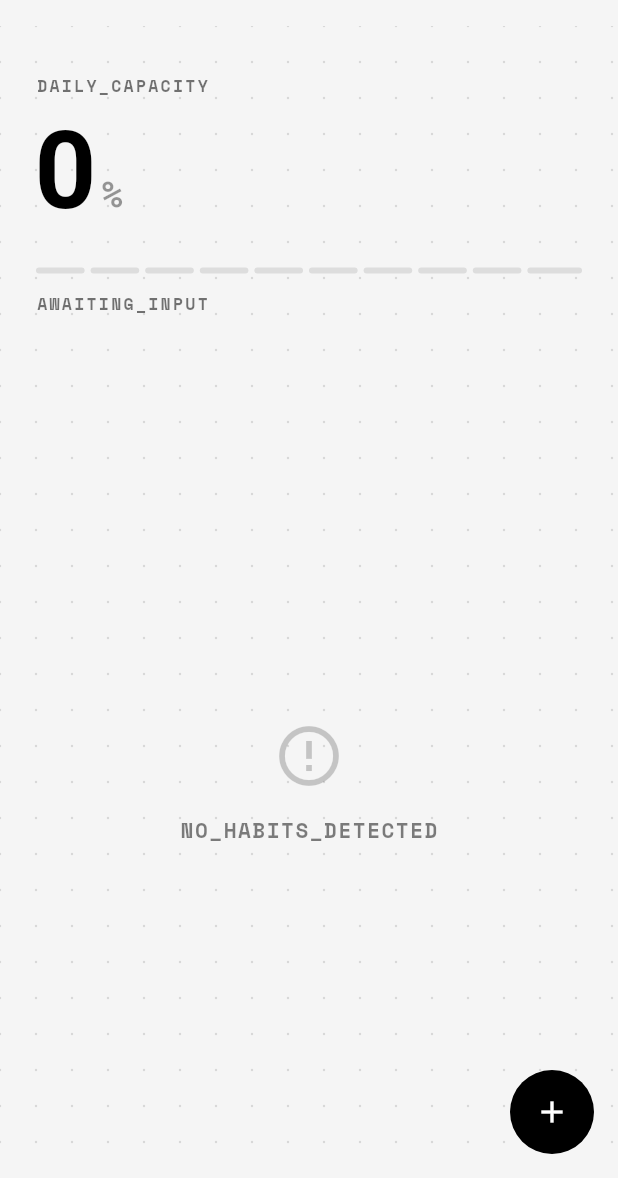
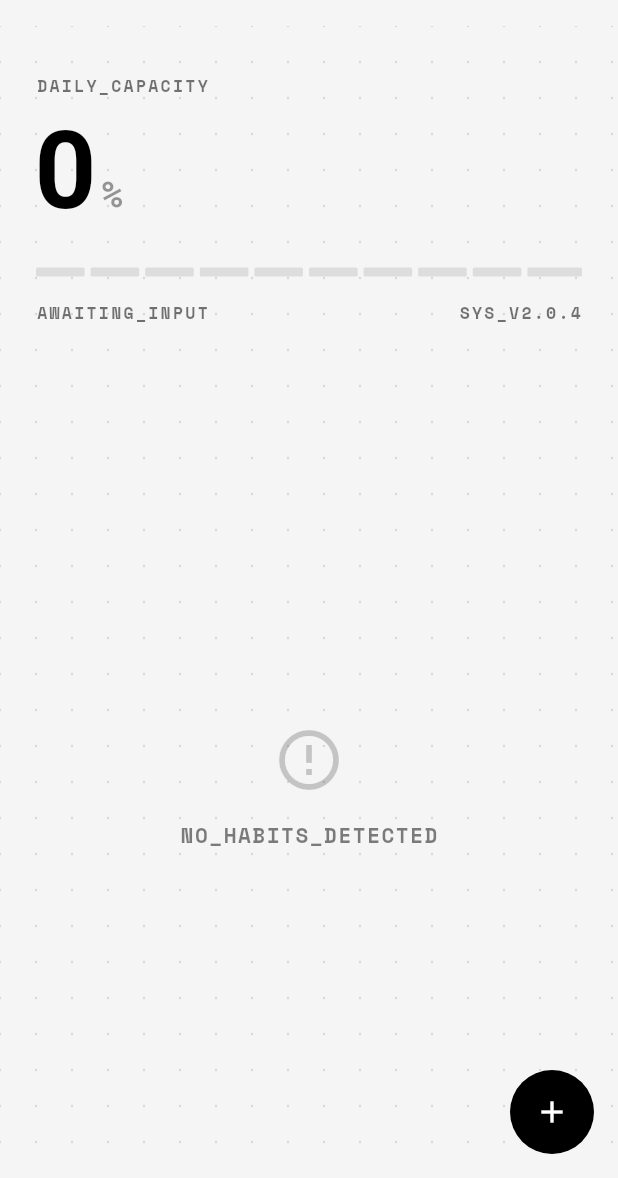
Before and after one commit to slok0066/StreakO, a Flutter app: the HomeScreen screen opened directly, on a phone screen of 412 x 824 dp, the part 58-1236 px from its top. Run offline on Flutter 3.47's test engine with Material 3 defaults, Android fonts, the phone set to English and light mode, and no system bars; our stand-ins replace flutter_local_notifications, flutter_riverpod, flutter_slidable, google_fonts, hive, hive_flutter and 2 more; missing offline and left inert: home_widget; accounts and stored records are empty; Roboto replaces fonts that are missing (Doto).

Commit message:
feat: implement application design system and add native Android home screen widgets

```diff
--- a/lib/core/theme.dart
+++ b/lib/core/theme.dart
@@ -140,6 +140,12 @@ class AppTheme {
         letterSpacing: 1,
       ),
     ),
+    pageTransitionsTheme: const PageTransitionsTheme(
+      builders: {
+        TargetPlatform.android: _NothingPageTransitionBuilder(),
+        TargetPlatform.iOS: _NothingPageTransitionBuilder(),
+      },
+    ),
   );
 
   static ThemeData darkTheme = ThemeData(
@@ -250,5 +256,38 @@ class AppTheme {
         letterSpacing: 1,
       ),
     ),
+    pageTransitionsTheme: const PageTransitionsTheme(
+      builders: {
+        TargetPlatform.android: _NothingPageTransitionBuilder(),
+        TargetPlatform.iOS: _NothingPageTransitionBuilder(),
+      },
+    ),
   );
 }
+
+class _NothingPageTransitionBuilder extends PageTransitionsBuilder {
+  const _NothingPageTransitionBuilder();
+
+  @override
+  Widget buildTransitions<T>(
+    PageRoute<T> route,
+    BuildContext context,
+    Animation<double> animation,
+    Animation<double> secondaryAnimation,
+    Widget child,
+  ) {
+    return FadeTransition(
+      opacity: animation,
+      child: SlideTransition(
+        position: Tween<Offset>(
+          begin: const Offset(0.05, 0),
+          end: Offset.zero,
+        ).animate(CurvedAnimation(
+          parent: animation,
+          curve: Curves.easeOutExpo,
+        )),
+        child: child,
+      ),
+    );
+  }
+}
--- a/lib/screens/home_screen.dart
+++ b/lib/screens/home_screen.dart
@@ -60,9 +60,28 @@ class HomeScreen extends ConsumerWidget {
                           crossAxisAlignment: CrossAxisAlignment.baseline,
                           textBaseline: TextBaseline.alphabetic,
                           children: [
-                            Text(
+                            AnimatedSwitcher(
+                              duration: const Duration(milliseconds: 800),
+                              transitionBuilder: (child, animation) {
+                                return FadeTransition(
+                                  opacity: animation,
+                                  child: SlideTransition(
+                                    position: Tween<Offset>(
+                                      begin: const Offset(0, 0.2),
+                                      end: Offset.zero,
+                                    ).animate(CurvedAnimation(
+                                      parent: animation,
+                                      curve: Curves.easeOutExpo,
+                                    )),
+                                    child: child,
+                                  ),
+                                );
+                              },
+                              child: Text(
                                 '${(progress * 100).toInt()}',
+                                key: ValueKey((progress * 100).toInt()),
                                 style: Theme.of(context).textTheme.displayLarge,
+                              ),
                             ),
                             const SizedBox(width: 4),
                             Text(
@@ -81,21 +100,33 @@ class HomeScreen extends ConsumerWidget {
                           children: List.generate(10, (index) {
                             final isFilled = progress >= (index + 1) / 10;
                             return Expanded(
-                              child: Container(
-                                height: 4,
+                              child: AnimatedContainer(
+                                duration: Duration(milliseconds: 300 + (index * 100)),
+                                curve: Curves.easeOutExpo,
+                                height: 6,
                                 margin: EdgeInsets.only(
                                     right: index == 9 ? 0 : 4),
                                 decoration: BoxDecoration(
                                   color: isFilled
                                       ? scheme.onSurface
                                       : scheme.onSurface.withValues(alpha: 0.1),
-                                  borderRadius: BorderRadius.circular(2),
+                                  borderRadius: BorderRadius.circular(1),
+                                  boxShadow: isFilled ? [
+                                    BoxShadow(
+                                      color: scheme.onSurface.withValues(alpha: 0.1),
+                                      blurRadius: 4,
+                                      spreadRadius: 1,
+                                    )
+                                  ] : null,
                                 ),
                               ),
                             );
                           }),
                         ),
-                        const SizedBox(height: 12),
+                        const SizedBox(height: 16),
+                        Row(
+                          mainAxisAlignment: MainAxisAlignment.spaceBetween,
+                          children: [
                             Text(
                               total == 0
                                   ? 'AWAITING_INPUT'
@@ -103,6 +134,12 @@ class HomeScreen extends ConsumerWidget {
                                       ? 'OPTIMAL_STATE_REACHED'
                                       : '$completed OF $total TASKS_SYNCED',
                               style: Theme.of(context).textTheme.labelSmall,
+                            ),
+                            Text(
+                              'SYS_V2.0.4',
+                              style: Theme.of(context).textTheme.labelSmall,
+                            ),
+                          ],
                         ),
                       ],
                     ),
```
Also changed, not shown: lib/widgets/habit_card.dart (+66 -45 lines), 5 other files. Lines whose indentation alone changed are shown as unchanged.
